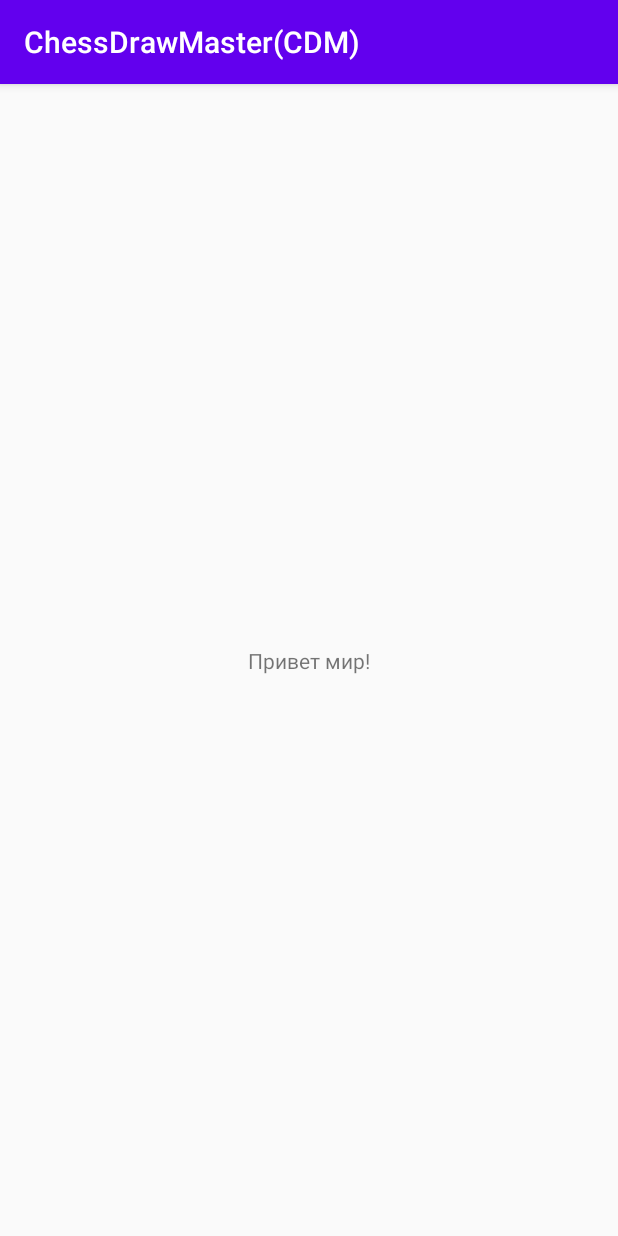
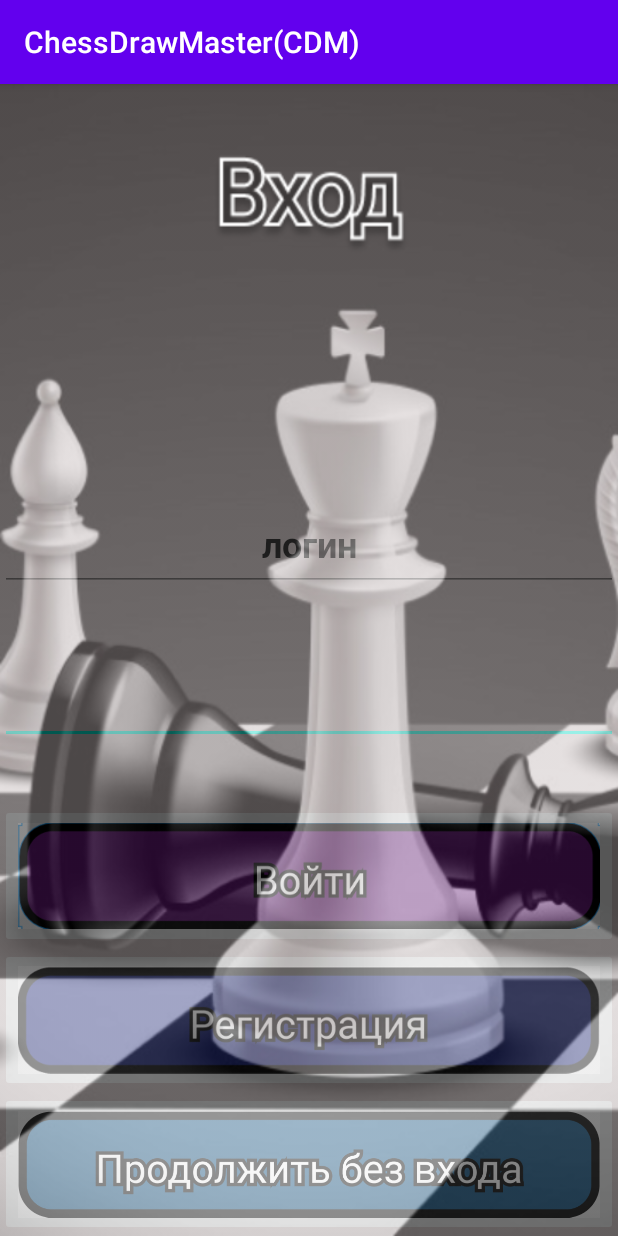
Before and after one commit to funtik22/ChessDrawMasterCDM, an Android app: the screen it shows after launch (MainActivity), on a phone screen of 412 x 824 dp. Run offline under Robolectric (Android 15) with nearby library versions, the phone set to English and light mode, and no system bars.

Commit message:
Second commit

```diff
--- a/app/src/main/res/layout/activity_main.xml
+++ b/app/src/main/res/layout/activity_main.xml
@@ -1,18 +1,53 @@
 <?xml version="1.0" encoding="utf-8"?>
-<androidx.constraintlayout.widget.ConstraintLayout
+<RelativeLayout
         xmlns:android="http://schemas.android.com/apk/res/android"
         xmlns:tools="http://schemas.android.com/tools"
         xmlns:app="http://schemas.android.com/apk/res-auto"
         android:layout_width="match_parent"
         android:layout_height="match_parent"
-        tools:context=".MainActivity">
-    <TextView
-            android:layout_width="wrap_content"
-            android:layout_height="wrap_content"
-            android:text="Привет мир!"
-            app:layout_constraintBottom_toBottomOf="parent"
-            app:layout_constraintLeft_toLeftOf="parent"
-            app:layout_constraintRight_toRightOf="parent"
-            app:layout_constraintTop_toTopOf="parent"/>
-
-</androidx.constraintlayout.widget.ConstraintLayout>
+        tools:context=".MainActivity"
+        android:foreground="@drawable/foreground"
+        android:id="@+id/Relative" android:background="#BFB3B3">
+    <ImageButton
+            android:layout_width="match_parent"
+            android:layout_height="96dp" app:srcCompat="@drawable/without"
+            android:id="@+id/imageButton"
+            android:layout_alignParentBottom="true"
+            android:scaleType="centerInside"/>
+    <ImageButton
+            android:layout_width="match_parent"
+            android:layout_height="96dp"
+            app:srcCompat="@drawable/register"
+            android:id="@+id/imageButton2"
+            android:layout_above="@+id/imageButton" tools:srcCompat="@drawable/register"
+            android:scaleType="centerInside"/>
+    <ImageButton
+            android:layout_width="match_parent"
+            android:layout_height="96dp"
+            app:srcCompat="@drawable/voyti"
+            android:id="@+id/imageButton3"
+            android:layout_above="@+id/imageButton2"
+            android:scaleType="centerInside"/>
+    <EditText
+            android:layout_width="match_parent"
+            android:layout_height="62dp"
+            android:inputType="textPassword"
+            android:ems="10"
+            android:id="@+id/editTextTextPassword4"
+            android:layout_above="@+id/imageButton3"
+            android:layout_marginBottom="40dp"
+            android:textAlignment="center" android:textSize="24sp"
+            android:selectAllOnFocus="true"
+            android:foreground="@drawable/password1" android:textStyle="bold"/>
+    <EditText
+            android:layout_width="match_parent"
+            android:layout_height="62dp"
+            android:inputType="textEmailAddress"
+            android:ems="10"
+            android:id="@+id/editTextTextEmailAddress"
+            android:layout_above="@+id/editTextTextPassword4"
+            android:layout_marginBottom="40dp"
+            android:textAlignment="center" android:textColor="#000000"
+            android:textSize="24sp" android:textStyle="bold"
+            android:foreground="@drawable/login" android:selectAllOnFocus="true" android:text="логин"/>
+</RelativeLayout>
```
Also changed, not shown: app/src/main/res/drawable/android___7.png (added), app/src/main/res/drawable/component_4.png (added), app/src/main/res/drawable/component_5.png (added), app/src/main/res/drawable/component_6.png (added), app/src/main/res/drawable/component_8.png (added), app/src/main/res/drawable/component_without_.png (added), app/src/main/res/drawable/foreground.png (added), app/src/main/res/drawable/login.png (added), app/src/main/res/drawable/password.png (added), app/src/main/res/drawable/password1.png (added), app/src/main/res/drawable/register.png (added), app/src/main/res/drawable/voyti.png (added), app/src/main/res/drawable/without.png (added).
